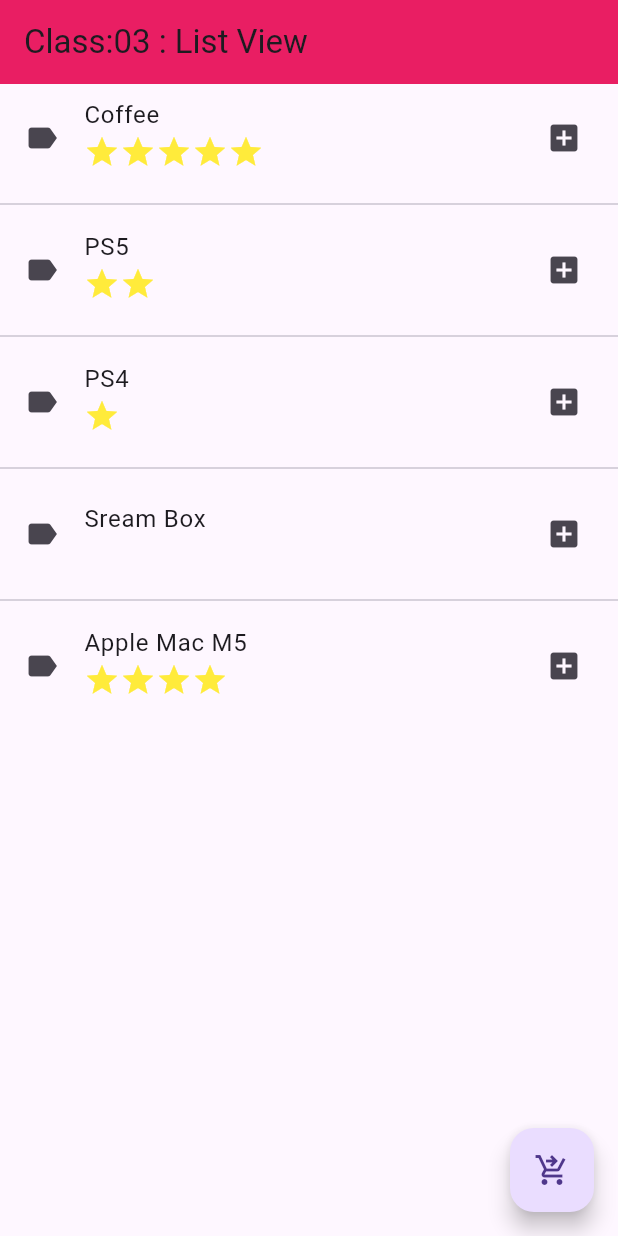
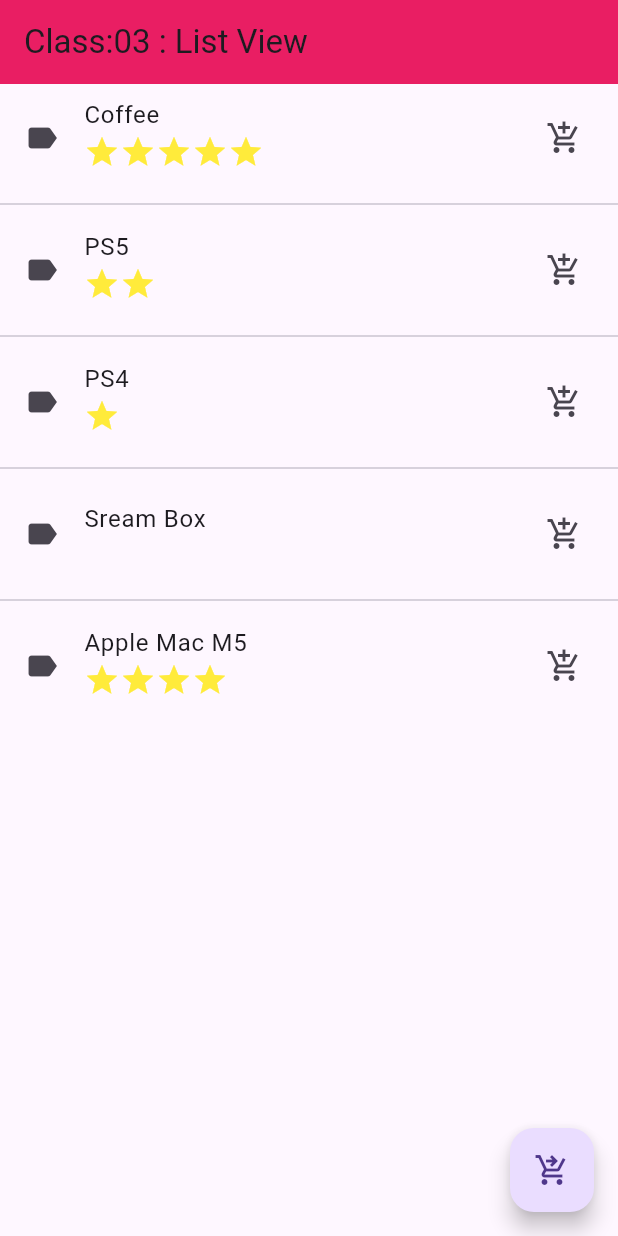
Before and after one commit to Yaman-V/learn-flutter, a Flutter app: the HomePage screen opened directly, on a phone screen of 412 x 824 dp. Run offline on Flutter 3.47's test engine with Material 3 defaults, Android fonts, the light colour scheme and no system bars; our stand-ins replace google_fonts.

Commit message:
class-03 : List view.
feat: implement dismissible list items and add delete functionality to the items

```diff
--- a/Learning-Flutter/learning_flutter_app/lib/lessons/class_03_list_view/class_03_main.dart
+++ b/Learning-Flutter/learning_flutter_app/lib/lessons/class_03_list_view/class_03_main.dart
@@ -2,6 +2,7 @@
 
 // Data model
 class Product {
+  // since those Product is immutable those should be final
   final String name;
   final int starCount;
   Product({required this.name, required this.starCount});
@@ -16,9 +17,18 @@
   }
 }
 
-class HomePage extends StatelessWidget {
+// Add a delete action — wire your trailing: Icon(Icons.add_box) (or swap it for a delete icon, your call) to remove that product via setState.
+// Add a minimal DetailScreen (new StatelessWidget, takes a Product in its constructor, displays the name and star count). Wire onTap to Navigator.push to it, passing products[index].
+
+// This is stateful because we change the product list
+class HomePage extends StatefulWidget {
   HomePage({super.key});
 
+  @override
+  State<HomePage> createState() => _HomePageState();
+}
+
+class _HomePageState extends State<HomePage> {
   final List<Product> products = [
     Product(name: 'Coffee', starCount: 5),
     Product(name: 'PS5', starCount: 2),
@@ -34,10 +44,30 @@
         backgroundColor: Colors.pink,
         title: Text('Class:03 : List View'),
       ),
+
       body: ListView.separated(
         itemCount: products.length,
         itemBuilder: (context, index) {
-          return ListTile(
+          // wrap the returns (list tiles) with dismissible to be able to delete.
+          return Dismissible(
+            // The key help with altering the tree, becuase Flutter does not re-build the tree from 0
+            // use objectKey when we are dealing with objects
+            key: ObjectKey(products[index]),
+
+            // properties
+            direction: DismissDirection.endToStart,
+            background: Container(
+              color: Colors.red,
+              alignment: AlignmentDirectional.centerEnd,
+              padding: EdgeInsets.all(15),
+
+              child: Icon(Icons.delete),
+            ),
+            onDismissed: (direction) => setState(() {
+              products.removeAt(index);
+            }),
+
+            child: ListTile(
               leading: Icon(Icons.label),
               title: Text(products[index].name),
               subtitle: Row(
@@ -48,11 +78,12 @@
                       (i) => Icon(Icons.star, color: Colors.yellow),
                     ),
               ),
-            trailing: Icon(Icons.add_box),
+              trailing: Icon(Icons.add_shopping_cart),
               onTap: () => ScaffoldMessenger.of(context).showSnackBar(
                 SnackBar(
                   content: Text(products[index].name),
                   duration: Duration(seconds: 1),
+                ),
               ),
             ),
           );
```
Lines whose indentation alone changed are shown as unchanged.
